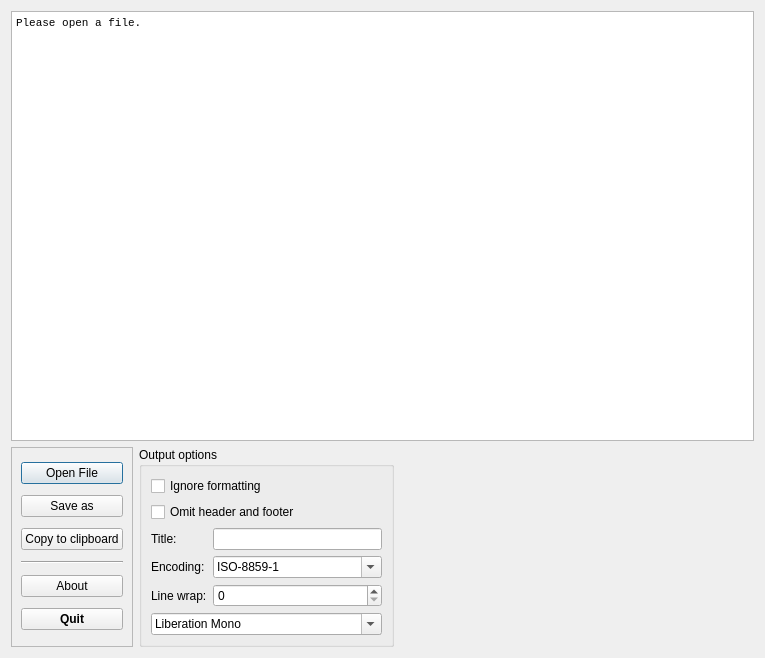
Before: the Qt Designer form src/qt-gui/ansifilter.ui in runelabs/ansifilter, drawn with Qt 5.
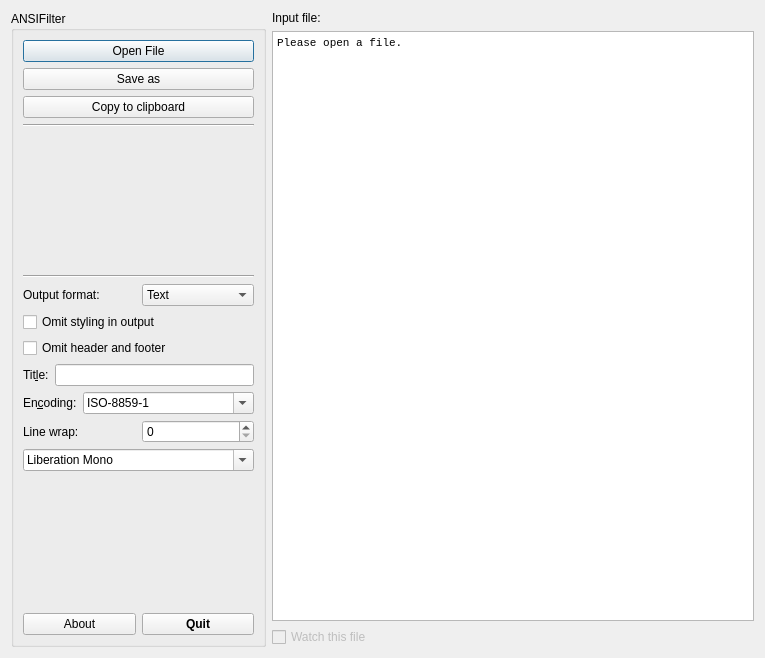
After: the same form once the commit is applied. Icons and pictures are not drawn.

```diff
--- a/src/qt-gui/ansifilter.ui
+++ b/src/qt-gui/ansifilter.ui
@@ -26,69 +26,30 @@
    <iconset>
     <normaloff>ansifilter.ico</normaloff>ansifilter.ico</iconset>
   </property>
-  <layout class="QGridLayout" name="gridLayout_2">
-   <item row="0" column="0" colspan="3">
-    <widget class="QTextEdit" name="textEdit">
-     <property name="sizePolicy">
-      <sizepolicy hsizetype="Expanding" vsizetype="Expanding">
-       <horstretch>1</horstretch>
-       <verstretch>1</verstretch>
-      </sizepolicy>
-     </property>
-     <property name="font">
-      <font>
-       <family>Courier New</family>
-       <pointsize>10</pointsize>
-      </font>
-     </property>
-     <property name="acceptDrops">
-      <bool>false</bool>
-     </property>
-     <property name="toolTip">
-      <string/>
-     </property>
-     <property name="readOnly">
-      <bool>true</bool>
-     </property>
-     <property name="html">
-      <string>&lt;!DOCTYPE HTML PUBLIC &quot;-//W3C//DTD HTML 4.0//EN&quot; &quot;http://www.w3.org/TR/REC-html40/strict.dtd&quot;&gt;
-&lt;html&gt;&lt;head&gt;&lt;meta name=&quot;qrichtext&quot; content=&quot;1&quot; /&gt;&lt;style type=&quot;text/css&quot;&gt;
-p, li { white-space: pre-wrap; }
-&lt;/style&gt;&lt;/head&gt;&lt;body style=&quot; font-family:'Courier New'; font-size:10pt; font-weight:400; font-style:normal;&quot;&gt;
-&lt;p style=&quot; margin-top:0px; margin-bottom:0px; margin-left:0px; margin-right:0px; -qt-block-indent:0; text-indent:0px;&quot;&gt;&lt;span style=&quot; font-family:'MS Shell Dlg 2'; font-size:8pt;&quot;&gt;Please open a file.&lt;/span&gt;&lt;/p&gt;&lt;/body&gt;&lt;/html&gt;</string>
-     </property>
-    </widget>
-   </item>
-   <item row="1" column="2">
-    <spacer>
-     <property name="orientation">
-      <enum>Qt::Horizontal</enum>
-     </property>
-     <property name="sizeHint" stdset="0">
-      <size>
-       <width>415</width>
-       <height>178</height>
-      </size>
-     </property>
-    </spacer>
-   </item>
-   <item row="1" column="0">
-    <widget class="QFrame" name="frame">
+  <layout class="QHBoxLayout" name="horizontalLayout">
+   <item>
+    <widget class="QGroupBox" name="groupBox">
      <property name="sizePolicy">
       <sizepolicy hsizetype="Maximum" vsizetype="Preferred">
        <horstretch>0</horstretch>
        <verstretch>0</verstretch>
       </sizepolicy>
      </property>
-     <property name="frameShape">
-      <enum>QFrame::StyledPanel</enum>
+     <property name="title">
+      <string>ANSIFilter</string>
      </property>
-     <property name="frameShadow">
-      <enum>QFrame::Raised</enum>
+     <property name="alignment">
+      <set>Qt::AlignLeading|Qt::AlignLeft|Qt::AlignTop</set>
      </property>
-     <layout class="QVBoxLayout">
+     <layout class="QVBoxLayout" name="verticalLayout">
       <item>
        <widget class="QPushButton" name="pbFileOpen">
+        <property name="sizePolicy">
+         <sizepolicy hsizetype="Minimum" vsizetype="Minimum">
+          <horstretch>0</horstretch>
+          <verstretch>0</verstretch>
+         </sizepolicy>
+        </property>
         <property name="toolTip">
          <string>Open a text file.</string>
         </property>
@@ -99,6 +60,12 @@
       </item>
       <item>
        <widget class="QPushButton" name="pbSaveAs">
+        <property name="sizePolicy">
+         <sizepolicy hsizetype="Minimum" vsizetype="Preferred">
+          <horstretch>0</horstretch>
+          <verstretch>0</verstretch>
+         </sizepolicy>
+        </property>
         <property name="toolTip">
          <string>Save the opened file as text, HTML or RTF.</string>
         </property>
@@ -109,6 +76,12 @@
       </item>
       <item>
        <widget class="QPushButton" name="pbClipboard">
+        <property name="sizePolicy">
+         <sizepolicy hsizetype="Minimum" vsizetype="Preferred">
+          <horstretch>0</horstretch>
+          <verstretch>0</verstretch>
+         </sizepolicy>
+        </property>
         <property name="toolTip">
          <string>Copy opened file as plain text to clipboard</string>
         </property>
@@ -118,57 +91,160 @@
        </widget>
       </item>
       <item>
-       <widget class="Line" name="line">
+       <widget class="Line" name="line_2">
         <property name="orientation">
          <enum>Qt::Horizontal</enum>
         </property>
        </widget>
       </item>
       <item>
-       <widget class="QPushButton" name="pbAbout">
-        <property name="toolTip">
-         <string>Show information about this program.</string>
-        </property>
-        <property name="text">
-         <string>About</string>
-        </property>
-       </widget>
-      </item>
-      <item>
-       <widget class="QPushButton" name="pbExit">
-        <property name="font">
-         <font>
-          <weight>75</weight>
-          <bold>true</bold>
-         </font>
-        </property>
-        <property name="toolTip">
-         <string>Quit the program.</string>
-        </property>
-        <property name="text">
-         <string>Quit</string>
-        </property>
-       </widget>
-      </item>
-     </layout>
-    </widget>
-   </item>
-   <item row="1" column="1">
-    <widget class="QGroupBox" name="groupBox">
-     <property name="sizePolicy">
-      <sizepolicy hsizetype="Maximum" vsizetype="Preferred">
-       <horstretch>0</horstretch>
-       <verstretch>0</verstretch>
-      </sizepolicy>
-     </property>
-     <property name="title">
-      <string>Output options</string>
-     </property>
-     <property name="alignment">
-      <set>Qt::AlignLeading|Qt::AlignLeft|Qt::AlignTop</set>
-     </property>
      <layout class="QGridLayout" name="gridLayout">
-      <item row="0" column="0" colspan="2">
+        <item row="1" column="0">
+         <spacer name="horizontalSpacer_4">
+          <property name="orientation">
+           <enum>Qt::Horizontal</enum>
+          </property>
+          <property name="sizeType">
+           <enum>QSizePolicy::Minimum</enum>
+          </property>
+          <property name="sizeHint" stdset="0">
+           <size>
+            <width>13</width>
+            <height>20</height>
+           </size>
+          </property>
+         </spacer>
+        </item>
+        <item row="2" column="1">
+         <spacer name="verticalSpacer_3">
+          <property name="orientation">
+           <enum>Qt::Vertical</enum>
+          </property>
+          <property name="sizeHint" stdset="0">
+           <size>
+            <width>20</width>
+            <height>40</height>
+           </size>
+          </property>
+         </spacer>
+        </item>
+        <item row="0" column="1">
+         <spacer name="verticalSpacer_2">
+          <property name="orientation">
+           <enum>Qt::Vertical</enum>
+          </property>
+          <property name="sizeHint" stdset="0">
+           <size>
+            <width>20</width>
+            <height>18</height>
+           </size>
+          </property>
+         </spacer>
+        </item>
+        <item row="1" column="2">
+         <spacer name="horizontalSpacer_2">
+          <property name="orientation">
+           <enum>Qt::Horizontal</enum>
+          </property>
+          <property name="sizeType">
+           <enum>QSizePolicy::Minimum</enum>
+          </property>
+          <property name="sizeHint" stdset="0">
+           <size>
+            <width>13</width>
+            <height>20</height>
+           </size>
+          </property>
+         </spacer>
+        </item>
+        <item row="1" column="1">
+         <widget class="QLabel" name="lblDrop">
+          <property name="enabled">
+           <bool>false</bool>
+          </property>
+          <property name="maximumSize">
+           <size>
+            <width>48</width>
+            <height>48</height>
+           </size>
+          </property>
+          <property name="toolTip">
+           <string>You may drop a file on this window.</string>
+          </property>
+          <property name="text">
+           <string/>
+          </property>
+          <property name="pixmap">
+           <pixmap resource="ansifilter.qrc">:/Actions-drop-icon.png</pixmap>
+          </property>
+          <property name="scaledContents">
+           <bool>true</bool>
+          </property>
+         </widget>
+        </item>
+       </layout>
+      </item>
+      <item>
+       <widget class="Line" name="line">
+        <property name="orientation">
+         <enum>Qt::Horizontal</enum>
+        </property>
+       </widget>
+      </item>
+      <item>
+       <layout class="QHBoxLayout" name="horizontalLayout_6">
+        <item>
+         <widget class="QLabel" name="label_4">
+          <property name="text">
+           <string>Output format:</string>
+          </property>
+         </widget>
+        </item>
+        <item>
+         <widget class="QComboBox" name="comboFormat">
+          <property name="enabled">
+           <bool>true</bool>
+          </property>
+          <item>
+           <property name="text">
+            <string>Text</string>
+           </property>
+          </item>
+          <item>
+           <property name="text">
+            <string>HTML</string>
+           </property>
+          </item>
+          <item>
+           <property name="text">
+            <string>RTF</string>
+           </property>
+          </item>
+          <item>
+           <property name="text">
+            <string>LaTeX</string>
+           </property>
+          </item>
+          <item>
+           <property name="text">
+            <string>TeX</string>
+           </property>
+          </item>
+          <item>
+           <property name="text">
+            <string>BBCode</string>
+           </property>
+          </item>
+          <item>
+           <property name="text">
+            <string>Pango Markup</string>
+           </property>
+          </item>
+         </widget>
+        </item>
+       </layout>
+      </item>
+      <item>
        <widget class="QCheckBox" name="cbIgnoreSequences">
         <property name="sizePolicy">
          <sizepolicy hsizetype="Maximum" vsizetype="Fixed">
@@ -180,11 +256,11 @@
          <string>Show and save files without the ANSI formatting information.</string>
         </property>
         <property name="text">
-         <string>Ignore formatting</string>
+         <string>Omit styling in output</string>
         </property>
        </widget>
       </item>
-      <item row="1" column="0" colspan="2">
+      <item>
        <widget class="QCheckBox" name="cbFragment">
         <property name="sizePolicy">
          <sizepolicy hsizetype="Maximum" vsizetype="Fixed">
@@ -200,7 +276,9 @@
         </property>
        </widget>
       </item>
-      <item row="2" column="0">
+      <item>
+       <layout class="QHBoxLayout" name="horizontalLayout_2">
+        <item>
        <widget class="QLabel" name="label_2">
         <property name="sizePolicy">
          <sizepolicy hsizetype="Maximum" vsizetype="Minimum">
@@ -209,14 +287,14 @@
          </sizepolicy>
         </property>
         <property name="text">
-         <string>Title:</string>
+           <string>Tit&amp;le:</string>
         </property>
         <property name="buddy">
          <cstring>leTitle</cstring>
         </property>
        </widget>
       </item>
-      <item row="2" column="1">
+        <item>
        <widget class="QLineEdit" name="leTitle">
         <property name="sizePolicy">
          <sizepolicy hsizetype="Preferred" vsizetype="Fixed">
@@ -229,7 +307,11 @@
         </property>
        </widget>
       </item>
-      <item row="3" column="0">
+       </layout>
+      </item>
+      <item>
+       <layout class="QHBoxLayout" name="horizontalLayout_3">
+        <item>
        <widget class="QLabel" name="label">
         <property name="sizePolicy">
          <sizepolicy hsizetype="Maximum" vsizetype="Preferred">
@@ -238,14 +320,14 @@
          </sizepolicy>
         </property>
         <property name="text">
-         <string>Encoding:</string>
+           <string>En&amp;coding:</string>
         </property>
         <property name="buddy">
          <cstring>comboEncoding</cstring>
         </property>
        </widget>
       </item>
-      <item row="3" column="1">
+        <item>
        <widget class="QComboBox" name="comboEncoding">
         <property name="sizePolicy">
          <sizepolicy hsizetype="Preferred" vsizetype="Fixed">
@@ -331,17 +413,27 @@
         </item>
        </widget>
       </item>
-      <item row="4" column="0">
+       </layout>
+      </item>
+      <item>
+       <layout class="QHBoxLayout" name="horizontalLayout_4">
+        <item>
        <widget class="QLabel" name="label_3">
         <property name="text">
          <string>Line wrap:</string>
         </property>
        </widget>
       </item>
-      <item row="4" column="1">
-       <widget class="QSpinBox" name="spinBoxWrap"/>
-      </item>
-      <item row="5" column="0" colspan="2">
+        <item>
+         <widget class="QSpinBox" name="spinBoxWrap">
+          <property name="toolTip">
+           <string>Wrap lines after given char count (0 disables wrapping).</string>
+          </property>
+         </widget>
+        </item>
+       </layout>
+      </item>
+      <item>
        <widget class="QFontComboBox" name="comboFont">
         <property name="toolTip">
          <string>Set the output font.</string>
@@ -353,9 +445,120 @@
         </property>
        </widget>
       </item>
-     </layout>
+      <item>
+       <spacer name="verticalSpacer">
+        <property name="orientation">
+         <enum>Qt::Vertical</enum>
+        </property>
+        <property name="sizeHint" stdset="0">
+         <size>
+          <width>20</width>
+          <height>40</height>
+         </size>
+        </property>
+       </spacer>
+      </item>
+      <item>
+       <layout class="QHBoxLayout" name="horizontalLayout_5">
+        <item>
+         <widget class="QPushButton" name="pbAbout">
+          <property name="sizePolicy">
+           <sizepolicy hsizetype="Minimum" vsizetype="Preferred">
+            <horstretch>0</horstretch>
+            <verstretch>0</verstretch>
+           </sizepolicy>
+          </property>
+          <property name="toolTip">
+           <string>Show information about this program.</string>
+          </property>
+          <property name="text">
+           <string>About</string>
+          </property>
+         </widget>
+        </item>
+        <item>
+         <widget class="QPushButton" name="pbExit">
+          <property name="sizePolicy">
+           <sizepolicy hsizetype="Minimum" vsizetype="Preferred">
+            <horstretch>0</horstretch>
+            <verstretch>0</verstretch>
+           </sizepolicy>
+          </property>
+          <property name="font">
+           <font>
+            <weight>75</weight>
+            <bold>true</bold>
+           </font>
+          </property>
+          <property name="toolTip">
+           <string>Quit this program.</string>
+          </property>
+          <property name="text">
+           <string>Quit</string>
+          </property>
+         </widget>
+        </item>
+       </layout>
+      </item>
+     </layout>
     </widget>
    </item>
+   <item>
+    <layout class="QGridLayout" name="gridLayout_2">
+     <item row="0" column="0">
+      <widget class="QLabel" name="lblInFilePath">
+       <property name="text">
+        <string>Input file:</string>
+       </property>
+      </widget>
+     </item>
+     <item row="1" column="0">
+      <widget class="QTextEdit" name="textEdit">
+       <property name="sizePolicy">
+        <sizepolicy hsizetype="Expanding" vsizetype="Expanding">
+         <horstretch>1</horstretch>
+         <verstretch>1</verstretch>
+        </sizepolicy>
+       </property>
+       <property name="font">
+        <font>
+         <family>Courier New</family>
+         <pointsize>10</pointsize>
+        </font>
+       </property>
+       <property name="acceptDrops">
+        <bool>false</bool>
+       </property>
+       <property name="toolTip">
+        <string/>
+       </property>
+       <property name="readOnly">
+        <bool>true</bool>
+       </property>
+       <property name="html">
+        <string>&lt;!DOCTYPE HTML PUBLIC &quot;-//W3C//DTD HTML 4.0//EN&quot; &quot;http://www.w3.org/TR/REC-html40/strict.dtd&quot;&gt;
+&lt;html&gt;&lt;head&gt;&lt;meta name=&quot;qrichtext&quot; content=&quot;1&quot; /&gt;&lt;style type=&quot;text/css&quot;&gt;
+p, li { white-space: pre-wrap; }
+&lt;/style&gt;&lt;/head&gt;&lt;body style=&quot; font-family:'Courier New'; font-size:10pt; font-weight:400; font-style:normal;&quot;&gt;
+&lt;p style=&quot; margin-top:0px; margin-bottom:0px; margin-left:0px; margin-right:0px; -qt-block-indent:0; text-indent:0px;&quot;&gt;&lt;span style=&quot; font-family:'MS Shell Dlg 2'; font-size:8pt;&quot;&gt;Please open a file.&lt;/span&gt;&lt;/p&gt;&lt;/body&gt;&lt;/html&gt;</string>
+       </property>
+      </widget>
+     </item>
+     <item row="2" column="0">
+      <widget class="QCheckBox" name="cbWatchFile">
+       <property name="enabled">
+        <bool>false</bool>
+       </property>
+       <property name="toolTip">
+        <string>Update view if input file changes, Do not apply with big or fast growing input files.</string>
+       </property>
+       <property name="text">
+        <string>Watch this file</string>
+       </property>
+      </widget>
+     </item>
+    </layout>
+   </item>
   </layout>
  </widget>
  <tabstops>
```
Left out of the diff: 15 changed lines with no effect on the pictures. Lines whose indentation alone changed are shown as unchanged.
